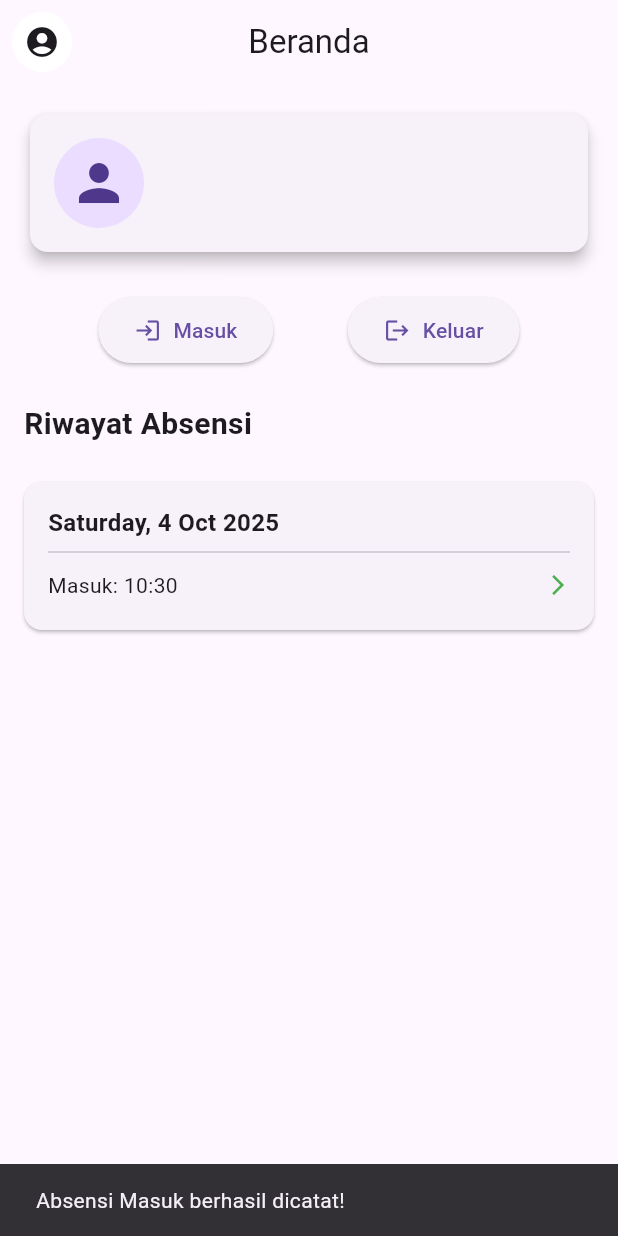
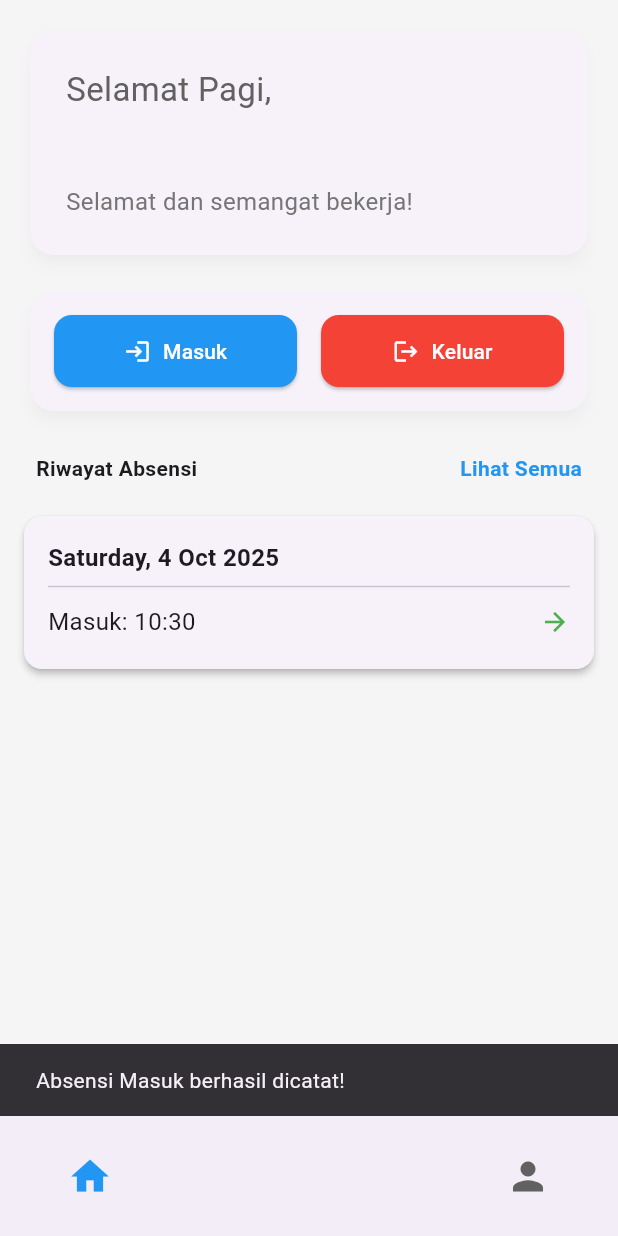
Before and after one commit to dava2532006/AplikasiPresensi, a Flutter app: the HomeScreen screen opened directly with empty values, after a tap on "Masuk", on a phone screen of 412 x 824 dp. Run offline on Flutter 3.47's test engine with Material 3 defaults, Android fonts, the phone set to English and light mode, and no system bars; our stand-ins replace cloud_firestore, firebase_auth, firebase_core; accounts and stored records are empty.

Commit message:
fitur_absen ✅

```diff
--- a/lib/main.dart
+++ b/lib/main.dart
@@ -23,7 +23,7 @@ class MyApp extends StatelessWidget {
       theme: ThemeData(
         primarySwatch: Colors.blue,
       ),
-      home: const ChangePasswordProfileScreen(),
+      home: const SplashScreen(),
     );
   }
 }
--- /dev/null
+++ b/lib/screens/history_screen.dart
@@ -0,0 +1,106 @@
+import 'package:flutter/material.dart';
+import 'package:cloud_firestore/cloud_firestore.dart';
+import 'package:intl/intl.dart';
+import 'package:presensi/services/absensi_firestore_service.dart';
+
+class HistoryScreen extends StatefulWidget {
+  const HistoryScreen({super.key});
+
+  @override
+  State<HistoryScreen> createState() => _HistoryScreenState();
+}
+
+class _HistoryScreenState extends State<HistoryScreen> {
+  final AbsensiFirestoreService _absensiService = AbsensiFirestoreService();
+  late Stream<QuerySnapshot> _absensiStream;
+
+  @override
+  void initState() {
+    super.initState();
+    _absensiStream = _absensiService.getAbsensiHistory();
+  }
+
+  @override
+  Widget build(BuildContext context) {
+    return Scaffold(
+      backgroundColor: Colors.grey[100],
+      appBar: AppBar(
+        title: const Text('Semua Riwayat Absensi'),
+        centerTitle: true,
+        backgroundColor: Colors.transparent,
+        elevation: 0,
+        iconTheme: IconThemeData(color: Colors.grey[800]),
+        titleTextStyle: TextStyle(
+            color: Colors.grey[800], fontSize: 20, fontWeight: FontWeight.bold),
+      ),
+      body: StreamBuilder<QuerySnapshot>(
+        stream: _absensiStream,
+        builder: (context, snapshot) {
+          if (snapshot.connectionState == ConnectionState.waiting) {
+            return const Center(child: CircularProgressIndicator());
+          }
+          if (snapshot.hasError) {
+            return const Center(child: Text('Terjadi kesalahan memuat riwayat.'));
+          }
+          if (!snapshot.hasData || snapshot.data!.docs.isEmpty) {
+            return const Center(child: Text('Belum ada riwayat absensi.'));
+          }
+
+          final groupedData = <String, List<Map<String, dynamic>>>{};
+          for (var doc in snapshot.data!.docs) {
+            final data = doc.data() as Map<String, dynamic>;
+            final date = (data['timestamp'] as Timestamp).toDate();
+            final dateKey = DateFormat('EEEE, d MMM yyyy').format(date);
+            if (!groupedData.containsKey(dateKey)) {
+              groupedData[dateKey] = [];
+            }
+            groupedData[dateKey]!.add(data);
+          }
+
+          return ListView.builder(
+            padding: const EdgeInsets.all(16.0),
+            itemCount: groupedData.length,
+            itemBuilder: (context, index) {
+              final dateKey = groupedData.keys.elementAt(index);
+              final entries = groupedData[dateKey]!;
+
+              return Card(
+                elevation: 2,
+                margin: const EdgeInsets.symmetric(vertical: 8),
+                shape: RoundedRectangleBorder(borderRadius: BorderRadius.circular(12)),
+                child: Padding(
+                  padding: const EdgeInsets.all(16.0),
+                  child: Column(
+                    crossAxisAlignment: CrossAxisAlignment.start,
+                    children: [
+                      Text(dateKey, style: const TextStyle(fontWeight: FontWeight.bold, fontSize: 16)),
+                      const Divider(),
+                      ...entries.map((entry) {
+                        final status = entry['status'] as String;
+                        final time = DateFormat('HH:mm').format((entry['timestamp'] as Timestamp).toDate());
+                        return Padding(
+                          padding: const EdgeInsets.symmetric(vertical: 4),
+                          child: Row(
+                            mainAxisAlignment: MainAxisAlignment.spaceBetween,
+                            children: [
+                              Text('$status: $time', style: const TextStyle(fontSize: 16)),
+                              Icon(
+                                status == 'Masuk' ? Icons.arrow_forward : Icons.arrow_back,
+                                color: status == 'Masuk' ? Colors.green : Colors.red,
+                                size: 20,
+                              ),
+                            ],
+                          ),
+                        );
+                      }),
+                    ],
+                  ),
+                ),
+              );
+            },
+          );
+        },
+      ),
+    );
+  }
+}
--- a/lib/screens/home_screen.dart
+++ b/lib/screens/home_screen.dart
@@ -4,6 +4,7 @@ import 'package:intl/intl.dart';
 import 'package:presensi/models/user.dart';
 import 'package:presensi/services/absensi_firestore_service.dart';
 import 'package:presensi/screens/add_employee_screen.dart';
+import 'package:presensi/screens/history_screen.dart';
 import 'package:presensi/screens/profile_screen.dart';
 
 class HomeScreen extends StatefulWidget {
@@ -16,32 +17,64 @@ class HomeScreen extends StatefulWidget {
 
 class _HomeScreenState extends State<HomeScreen> {
   final AbsensiFirestoreService _absensiService = AbsensiFirestoreService();
+  late Stream<QuerySnapshot> _absensiStream;
+
+  @override
+  void initState() {
+    super.initState();
+    _absensiStream = _absensiService.getAbsensiHistory();
+  }
+
+  void _handleAbsen(String status) async {
+    String result = await _absensiService.recordAbsensi(status);
+    if (mounted) {
+      ScaffoldMessenger.of(context).showSnackBar(SnackBar(content: Text(result)));
+    }
+  }
 
   @override
   Widget build(BuildContext context) {
     return Scaffold(
-      appBar: AppBar(
-        title: const Text('Beranda'),
-        centerTitle: true,
-        actions: [
-          // Tombol untuk menambahkan pegawai hanya terlihat jika role adalah 'admin'
-          if (widget.user.role == 'admin')
-            IconButton(
-              icon: const Icon(Icons.person_add),
+      backgroundColor: Colors.grey[100],
+
+      floatingActionButtonLocation: FloatingActionButtonLocation.centerDocked,
+      floatingActionButton: widget.user.role == 'admin'
+          ? FloatingActionButton(
               onPressed: () {
                 Navigator.push(
                   context,
                   MaterialPageRoute(builder: (context) => const AddEmployeeScreen()),
                 );
               },
+              shape: const CircleBorder(),
+              child: const Icon(Icons.person_add),
+            )
+          : null,
+
+      // BottomAppBar yang sudah disesuaikan
+      bottomNavigationBar: BottomAppBar(
+        shape: const CircularNotchedRectangle(),
+        notchMargin: 8.0,
+        child: Row(
+          mainAxisAlignment: MainAxisAlignment.spaceBetween,
+          children: <Widget>[
+            // Tombol Beranda
+            Padding(
+              padding: const EdgeInsets.only(left: 20.0),
+              child: IconButton(
+                tooltip: 'Beranda',
+                icon: const Icon(Icons.home, color: Colors.blue, size: 30),
+                onPressed: () {
+                  // Tidak melakukan apa-apa karena sudah di halaman beranda
+                },
               ),
-        ],
-        leading: IconButton(
-          icon: const Icon(Icons.account_circle),
-          style: ElevatedButton.styleFrom(
-            backgroundColor: Colors.white,
-            shape: RoundedRectangleBorder(borderRadius: BorderRadius.circular(30)),
             ),
+            // Tombol Profil
+            Padding(
+              padding: const EdgeInsets.only(right: 20.0),
+              child: IconButton(
+                tooltip: 'Profil',
+                icon: Icon(Icons.person, color: Colors.grey[700], size: 30),
                 onPressed: () {
                   Navigator.push(
                     context,
@@ -50,97 +83,164 @@ class _HomeScreenState extends State<HomeScreen> {
                 },
               ),
             ),
-      body: SingleChildScrollView(
-        padding: const EdgeInsets.all(16.0),
+          ],
+        ),
+      ),
+
+      body: SafeArea(
+        child: Center(
+          child: Container(
+            constraints: const BoxConstraints(maxWidth: 500),
             child: Column(
-          crossAxisAlignment: CrossAxisAlignment.start,
+              crossAxisAlignment: CrossAxisAlignment.stretch,
               children: [
-            // Bagian Profil Pengguna
+                Padding(
+                  padding: const EdgeInsets.fromLTRB(16, 16, 16, 16),
+                  child: Column(
+                    crossAxisAlignment: CrossAxisAlignment.stretch,
+                    children: [
                       Card(
                         elevation: 4,
-              shape: RoundedRectangleBorder(borderRadius: BorderRadius.circular(12)),
+                        shadowColor: Colors.grey.withOpacity(0.1),
+                        shape: RoundedRectangleBorder(borderRadius: BorderRadius.circular(16)),
+                        child: Padding(
+                          padding: const EdgeInsets.all(24.0),
+                          child: _buildGreeting(),
+                        ),
+                      ),
+                      const SizedBox(height: 16),
+                      Card(
+                        elevation: 4,
+                        shadowColor: Colors.grey.withOpacity(0.1),
+                        shape: RoundedRectangleBorder(borderRadius: BorderRadius.circular(16)),
                         child: Padding(
                           padding: const EdgeInsets.all(16.0),
+                          child: _buildAttendanceButtons(),
+                        ),
+                      ),
+                      const SizedBox(height: 24),
+                      Padding(
+                        padding: const EdgeInsets.symmetric(horizontal: 8.0),
                         child: Row(
+                          mainAxisAlignment: MainAxisAlignment.spaceBetween,
                           children: [
-                    const CircleAvatar(
-                      radius: 30,
-                      child: Icon(Icons.person, size: 40),
+                            const Text(
+                              'Riwayat Absensi',
+                              style: TextStyle(fontSize: 14, fontWeight: FontWeight.bold),
                             ),
-                    const SizedBox(width: 16),
-                    Column(
-                      crossAxisAlignment: CrossAxisAlignment.start,
-                      children: [
-                        Text(
-                          widget.user.name,
-                          style: const TextStyle(fontSize: 20, fontWeight: FontWeight.bold),
+                            InkWell(
+                              onTap: () {
+                                Navigator.push(
+                                  context,
+                                  MaterialPageRoute(builder: (context) => const HistoryScreen()),
+                                );
+                              },
+                              child: const Text(
+                                'Lihat Semua',
+                                style: TextStyle(
+                                  color: Colors.blue,
+                                  fontWeight: FontWeight.bold,
                                 ),
-                        Text(
-                          widget.user.position,
-                          style: TextStyle(fontSize: 16, color: Colors.grey[600]),
+                              ),
                             ),
                           ],
+                        ),
+                      ),
+                    ],
+                  ),
+                ),
+                Expanded(
+                  child: Padding(
+                    padding: const EdgeInsets.symmetric(horizontal: 16.0),
+                    child: _buildHistorySection(),
+                  ),
                 ),
               ],
             ),
           ),
         ),
-            const SizedBox(height: 24),
+      ),
+    );
+  }
 
-            // Bagian Tombol Presensi
-            Row(
-              mainAxisAlignment: MainAxisAlignment.spaceEvenly,
+  // ... (Sisa kode widget _buildGreeting, _buildAttendanceButtons, _buildHistorySection tidak berubah)
+  Widget _buildGreeting() {
+    var hour = DateTime.now().hour;
+    String greeting;
+    if (hour < 11) {
+      greeting = 'Selamat Pagi,';
+    } else if (hour < 15) {
+      greeting = 'Selamat Siang,';
+    } else if (hour < 19) {
+      greeting = 'Selamat Sore,';
+    } else {
+      greeting = 'Selamat Malam,';
+    }
+
+    return Column(
+      crossAxisAlignment: CrossAxisAlignment.start,
       children: [
-                ElevatedButton.icon(
-                  onPressed: () async {
-                    await _absensiService.recordAbsensi('Masuk');
-                    ScaffoldMessenger.of(context).showSnackBar(
-                      const SnackBar(content: Text('Absensi Masuk berhasil dicatat!')),
+        Text(greeting, style: TextStyle(fontSize: 22, color: Colors.grey[700])),
+        Text(widget.user.name, style: const TextStyle(fontSize: 28, fontWeight: FontWeight.bold)),
+        const SizedBox(height: 8),
+        Text('Selamat dan semangat bekerja!', style: TextStyle(fontSize: 16, color: Colors.grey[600])),
+      ],
     );
-                  },
-                  icon: const Icon(Icons.login),
-                  label: const Text('Masuk'),
+  }
+
+  Widget _buildAttendanceButtons() {
+    return Row(
+      children: [
+        Expanded(
+          child: ElevatedButton.icon(
+            onPressed: () => _handleAbsen('Masuk'),
+            icon: const Icon(Icons.login, color: Colors.white),
+            label: const Text('Masuk', style: TextStyle(color: Colors.white)),
             style: ElevatedButton.styleFrom(
-                    padding: const EdgeInsets.symmetric(horizontal: 24, vertical: 12),
+              padding: const EdgeInsets.symmetric(vertical: 14),
+              backgroundColor: Colors.blue,
+              shape: RoundedRectangleBorder(borderRadius: BorderRadius.circular(12)),
             ),
           ),
-                ElevatedButton.icon(
-                  onPressed: () async {
-                    await _absensiService.recordAbsensi('Keluar');
-                    ScaffoldMessenger.of(context).showSnackBar(
-                      const SnackBar(content: Text('Absensi Keluar berhasil dicatat!')),
-                    );
-                  },
-                  icon: const Icon(Icons.logout),
-                  label: const Text('Keluar'),
+        ),
+        const SizedBox(width: 16),
+        Expanded(
+          child: ElevatedButton.icon(
+            onPressed: () => _handleAbsen('Keluar'),
+            icon: const Icon(Icons.logout, color: Colors.white),
+            label: const Text('Keluar', style: TextStyle(color: Colors.white)),
             style: ElevatedButton.styleFrom(
-                    padding: const EdgeInsets.symmetric(horizontal: 24, vertical: 12),
+              padding: const EdgeInsets.symmetric(vertical: 14),
+              backgroundColor: Colors.red,
+              shape: RoundedRectangleBorder(borderRadius: BorderRadius.circular(12)),
+            ),
           ),
         ),
       ],
-            ),
-            const SizedBox(height: 24),
+    );
+  }
 
-            // Bagian Riwayat Absensi
-            const Text(
-              'Riwayat Absensi',
-              style: TextStyle(fontSize: 20, fontWeight: FontWeight.bold),
-            ),
-            const SizedBox(height: 16),
-            StreamBuilder<QuerySnapshot>(
-              stream: _absensiService.getAbsensiHistory(),
+  Widget _buildHistorySection() {
+    return StreamBuilder<QuerySnapshot>(
+      stream: _absensiStream,
       builder: (context, snapshot) {
         if (snapshot.connectionState == ConnectionState.waiting) {
           return const Center(child: CircularProgressIndicator());
         }
         if (snapshot.hasError) {
-                  return const Center(child: Text('Terjadi kesalahan saat memuat data.'));
+          return const Center(child: Text('Terjadi kesalahan memuat riwayat.'));
         }
         if (!snapshot.hasData || snapshot.data!.docs.isEmpty) {
-                  return const Center(child: Text('Belum ada riwayat absensi.'));
+          return Card(
+            elevation: 2,
+            shape: RoundedRectangleBorder(borderRadius: BorderRadius.circular(12)),
+            child: const Padding(
+              padding: EdgeInsets.all(32.0),
+              child: Center(child: Text('Belum ada riwayat absensi.')),
+            ),
+          );
         }
 
-                // Mengelompokkan data berdasarkan tanggal
         final groupedData = <String, List<Map<String, dynamic>>>{};
         for (var doc in snapshot.data!.docs) {
           final data = doc.data() as Map<String, dynamic>;
@@ -152,40 +252,40 @@ class _HomeScreenState extends State<HomeScreen> {
           groupedData[dateKey]!.add(data);
         }
 
+        const int itemCountLimit = 3;
+        final int itemCount = groupedData.length > itemCountLimit ? itemCountLimit : groupedData.length;
+
         return ListView.builder(
-                  shrinkWrap: true,
-                  physics: const NeverScrollableScrollPhysics(),
-                  itemCount: groupedData.length,
+          padding: EdgeInsets.zero,
+          itemCount: itemCount,
           itemBuilder: (context, index) {
             final dateKey = groupedData.keys.elementAt(index);
             final entries = groupedData[dateKey]!;
 
             return Card(
-                      margin: const EdgeInsets.symmetric(vertical: 8),
+              elevation: 2,
+              margin: const EdgeInsets.symmetric(vertical: 6),
+              shape: RoundedRectangleBorder(borderRadius: BorderRadius.circular(12)),
               child: Padding(
                 padding: const EdgeInsets.all(16.0),
                 child: Column(
                   crossAxisAlignment: CrossAxisAlignment.start,
                   children: [
-                            Text(
-                              dateKey,
-                              style: const TextStyle(fontWeight: FontWeight.bold, fontSize: 16),
-                            ),
+                    Text(dateKey, style: const TextStyle(fontWeight: FontWeight.bold, fontSize: 16)),
                     const Divider(),
                     ...entries.map((entry) {
                       final status = entry['status'] as String;
-                              final timestamp = (entry['timestamp'] as Timestamp).toDate();
-                              final time = DateFormat('HH:mm').format(timestamp);
+                      final time = DateFormat('HH:mm').format((entry['timestamp'] as Timestamp).toDate());
                       return Padding(
                         padding: const EdgeInsets.symmetric(vertical: 4),
                         child: Row(
                           mainAxisAlignment: MainAxisAlignment.spaceBetween,
                           children: [
-                                    Text('$status: $time'),
+                            Text('$status: $time', style: const TextStyle(fontSize: 16)),
                             Icon(
-                                      status == 'Masuk' ? Icons.arrow_forward_ios : Icons.arrow_back_ios,
+                              status == 'Masuk' ? Icons.arrow_forward : Icons.arrow_back,
                               color: status == 'Masuk' ? Colors.green : Colors.red,
-                                      size: 16,
+                              size: 20,
                             ),
                           ],
                         ),
@@ -198,10 +298,6 @@ class _HomeScreenState extends State<HomeScreen> {
           },
         );
       },
-            ),
-          ],
-        ),
-      ),
     );
   }
 }
--- a/lib/services/absensi_firestore_service.dart
+++ b/lib/services/absensi_firestore_service.dart
@@ -4,28 +4,45 @@ import 'package:firebase_auth/firebase_auth.dart' as firebase_auth;
 class AbsensiFirestoreService {
   final FirebaseFirestore _firestore = FirebaseFirestore.instance;
 
-  // Mendapatkan UID pengguna yang sedang login
   String? get uid => firebase_auth.FirebaseAuth.instance.currentUser?.uid;
 
-  // Fungsi untuk mencatat absensi masuk atau keluar
-  Future<void> recordAbsensi(String status) async {
-    if (uid == null) return;
+  Future<String> recordAbsensi(String status) async {
+    if (uid == null) return "Gagal: Pengguna tidak ditemukan.";
 
+    DateTime now = DateTime.now();
+    DateTime startOfDay = DateTime(now.year, now.month, now.day);
+    DateTime endOfDay = DateTime(now.year, now.month, now.day, 23, 59, 59);
+
+    // Cek apakah sudah ada absensi dengan status yang sama hari ini
+    QuerySnapshot snapshot = await _firestore
+        .collection('absensi')
+        .where('uid', isEqualTo: uid)
+        .where('status', isEqualTo: status)
+        .where('timestamp', isGreaterThanOrEqualTo: startOfDay)
+        .where('timestamp', isLessThanOrEqualTo: endOfDay)
+        .get();
+
+    if (snapshot.docs.isNotEmpty) {
+      return "Anda sudah absen $status hari ini.";
+    }
+
+    // Jika belum ada, tambahkan data absensi baru
     await _firestore.collection('absensi').add({
-      'userId': uid,
-      'status': status, // 'Masuk' atau 'Keluar'
+      'uid': uid,
+      'status': status,
       'timestamp': Timestamp.now(),
     });
+
+    return "Absensi $status berhasil dicatat!";
   }
 
-  // Fungsi untuk mendapatkan riwayat absensi pengguna
   Stream<QuerySnapshot> getAbsensiHistory() {
     if (uid == null) {
       return const Stream.empty();
     }
     return _firestore
         .collection('absensi')
-        .where('userId', isEqualTo: uid)
+        .where('uid', isEqualTo: uid)
         .orderBy('timestamp', descending: true)
         .snapshots();
   }
```
Also changed, not shown: 1 other file. Lines whose indentation alone changed are shown as unchanged.
